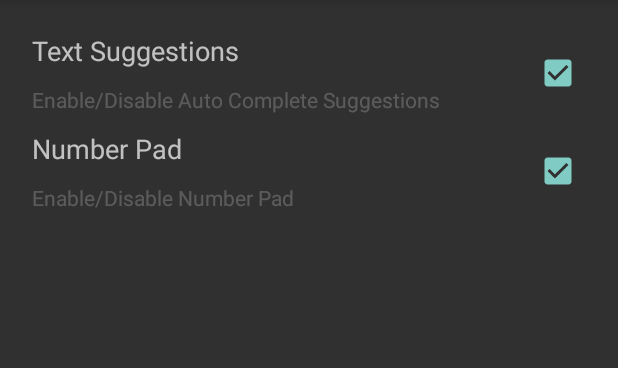
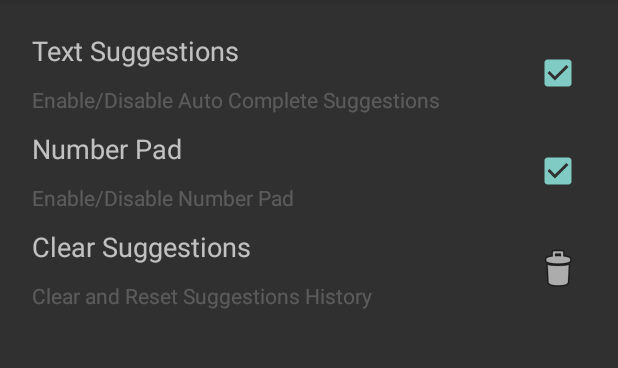
Before and after one commit to vishwasmdamle/QuickNote, an Android app: the screen it shows after launch (SettingsActivity), in the options menu, after a tap on "Settings", on a phone screen of 412 x 824 dp, the part 84-452 px from its top. Run offline under Robolectric (Android 15) with nearby library versions, the phone set to English and light mode, and no system bars.

Commit message:
QuickNote : Ability to delete auto complete suggestions.

```diff
--- a/app/src/main/java/com/example/vishwasdamle/quicknote/activities/Exp.java
+++ b/app/src/main/java/com/example/vishwasdamle/quicknote/activities/Exp.java
@@ -40,7 +40,6 @@ public class Exp extends ActionBarActivity implements OnClickListener, OnItemCli
     public static final String SHARE_SUBJECT = "Expense Statement";
     public static final String SHARE_EXTRA_TEXT = "Expense statement generated using QuickNote";
     public static final String SHARE_CHOOSER_TITLE = "Send File via...";
-    private ArrayAdapter<String> descriptionAdapter;
     ExpenseService expenseService;
     AutoCompleteService autoCompleteService;
 
@@ -78,22 +77,20 @@ public class Exp extends ActionBarActivity implements OnClickListener, OnItemCli
 
     private void initAutoCompleteSuggestions() {
         MultiAutoCompleteTextView description = (MultiAutoCompleteTextView) findViewById(R.id.description);
-        descriptionAdapter = new ArrayAdapter<>(this, simple_list_item_1);
-
-        description.setAdapter(descriptionAdapter);
         description.setOnClickListener(this);
         description.setThreshold(1);
         description.setTokenizer(new MultiAutoCompleteTextView.CommaTokenizer());
     }
 
     private void setupAutoCompleteWords() {
-        descriptionAdapter.clear();
+        ArrayAdapter<String> descriptionAdapter;
         if(isAutoCompleteEnabled(this)) {
-            ArrayList<String> descriptionList = autoCompleteService.listAll();
-            for(String descriptionElement : descriptionList) {
-                descriptionAdapter.add(descriptionElement);
-            }
+            descriptionAdapter = new ArrayAdapter<>(this, simple_list_item_1, autoCompleteService.listAll());
+        } else {
+            descriptionAdapter = new ArrayAdapter<>(this, simple_list_item_1, new ArrayList<String>());
         }
+        ((MultiAutoCompleteTextView) findViewById(R.id.description)).setAdapter(descriptionAdapter);
+
     }
 
     @Override
--- a/app/src/main/java/com/example/vishwasdamle/quicknote/activities/SettingsActivity.java
+++ b/app/src/main/java/com/example/vishwasdamle/quicknote/activities/SettingsActivity.java
@@ -1,11 +1,14 @@
 package com.example.vishwasdamle.quicknote.activities;
 
+import android.app.AlertDialog;
+import android.content.DialogInterface;
 import android.os.Bundle;
 import android.support.v7.app.ActionBarActivity;
 import android.view.View;
 import android.widget.CheckBox;
 
 import com.example.vishwasdamle.quicknote.R;
+import com.example.vishwasdamle.quicknote.service.AutoCompleteService;
 
 import static com.example.vishwasdamle.quicknote.repository.StoredPreferences.*;
 
@@ -22,10 +25,38 @@ public class SettingsActivity extends ActionBarActivity {
     }
 
     public void toggleAutoComplete(View view) {
-        setAutoCompleteEnabled(this, ((CheckBox)findViewById(R.id.toggleAutoComplete)).isChecked());
+        ((CheckBox)findViewById(R.id.toggleAutoComplete)).toggle();
+        setAutoCompleteEnabled(this, ((CheckBox) findViewById(R.id.toggleAutoComplete)).isChecked());
     }
 
     public void toggleKeyboard(View view) {
+        ((CheckBox)findViewById(R.id.toggleKeyboard)).toggle();
         setKeyboardEnabled(this, ((CheckBox)findViewById(R.id.toggleKeyboard)).isChecked());
     }
+
+    public void showDeleteSuggestionsPopup(View view) {
+        showDialog();
+    }
+
+    public void deleteSuggestions() {
+        new AutoCompleteService(this).deleteAll();
+    }
+
+    private void showDialog() {
+        new AlertDialog.Builder(this)
+                .setTitle(R.string.clearACTitle)
+                .setMessage(R.string.clearACMessage)
+                .setPositiveButton(R.string.ButtonYes, new DialogInterface.OnClickListener() {
+                    @Override
+                    public void onClick(DialogInterface dialogInterface, int i) {
+                        deleteSuggestions();
+                    }
+                })
+                .setNegativeButton(R.string.ButtonNo, new DialogInterface.OnClickListener() {
+                    @Override
+                    public void onClick(DialogInterface dialogInterface, int i) {
+                    }
+                })
+                .show();
+    }
 }
--- a/app/src/main/java/com/example/vishwasdamle/quicknote/repository/AutoCompleteMapper.java
+++ b/app/src/main/java/com/example/vishwasdamle/quicknote/repository/AutoCompleteMapper.java
@@ -15,6 +15,7 @@ public class AutoCompleteMapper extends DatabaseBuilder {
 
     public static final String SELECT_QUERY = "SELECT * FROM " + TABLE_NAME_AUTOCOMPLETE + " ORDER BY " + OCCURRENCE + " DESC";
     public static final String UPDATE_QUERY = "UPDATE " + TABLE_NAME_AUTOCOMPLETE + " SET " + OCCURRENCE + " = " + OCCURRENCE + "+1 WHERE " + WORD + " = ?";
+    private static final String DELETE_QUERY = "DELETE FROM " + TABLE_NAME_AUTOCOMPLETE;
 
     public AutoCompleteMapper(Context context) {
         super(context);
@@ -32,6 +33,7 @@ public class AutoCompleteMapper extends DatabaseBuilder {
                 sqLiteDatabase.execSQL(UPDATE_QUERY, new String[]{word});
             }
         }
+        sqLiteDatabase.close();
     }
 
     public ArrayList<String> listAll() {
@@ -44,6 +46,13 @@ public class AutoCompleteMapper extends DatabaseBuilder {
             wordList.add(cursor.getString(cursor.getColumnIndex(WORD)));
             cursor.moveToNext();
         }
+        sqLiteDatabase.close();
         return wordList;
     }
+
+    public void deleteAll() {
+        SQLiteDatabase sqLiteDatabase = getWritableDatabase();
+        sqLiteDatabase.execSQL(DELETE_QUERY);
+        sqLiteDatabase.close();
+    }
 }
--- a/app/src/main/java/com/example/vishwasdamle/quicknote/service/AutoCompleteService.java
+++ b/app/src/main/java/com/example/vishwasdamle/quicknote/service/AutoCompleteService.java
@@ -28,4 +28,8 @@ public class AutoCompleteService {
     public ArrayList<String> listAll() {
         return autoCompleteMapper.listAll();
     }
+
+    public void deleteAll() {
+        autoCompleteMapper.deleteAll();
+    }
 }
--- /dev/null
+++ b/app/src/main/res/drawable/clickable.xml
@@ -0,0 +1,7 @@
+<?xml version="1.0" encoding="utf-8"?>
+<selector xmlns:android="http://schemas.android.com/apk/res/android">
+    <item android:state_pressed="true"
+        android:drawable="@drawable/abc_list_pressed_holo_dark" />
+    <item android:state_focused="true"
+        android:drawable="@drawable/abc_list_focused_holo" />
+</selector>
--- a/app/src/main/res/layout/activity_settings.xml
+++ b/app/src/main/res/layout/activity_settings.xml
@@ -13,7 +13,10 @@
         android:layout_width="match_parent"
         android:layout_height="wrap_content"
         android:layout_gravity="center_horizontal"
-        android:orientation="horizontal">
+        android:orientation="horizontal"
+        android:clickable="true"
+        android:background="@drawable/clickable"
+        android:onClick="toggleAutoComplete" >
 
         <LinearLayout
             android:layout_width="0dp"
@@ -51,7 +54,7 @@
                 android:layout_height="wrap_content"
                 android:id="@+id/toggleAutoComplete"
                 android:checked="true"
-                android:onClick="toggleAutoComplete" />
+                android:clickable="false" />
         </LinearLayout>
 
     </LinearLayout>
@@ -60,7 +63,10 @@
         android:layout_width="match_parent"
         android:layout_height="wrap_content"
         android:layout_gravity="center_horizontal"
-        android:orientation="horizontal" >
+        android:orientation="horizontal"
+        android:clickable="true"
+        android:background="@drawable/clickable"
+        android:onClick="toggleKeyboard" >
 
         <LinearLayout
             android:layout_width="0dp"
@@ -97,7 +103,54 @@
                 android:layout_height="wrap_content"
                 android:id="@+id/toggleKeyboard"
                 android:checked="true"
-                android:onClick="toggleKeyboard" />
+                android:clickable="false" />
+        </LinearLayout>
+    </LinearLayout>
+
+    <LinearLayout
+        android:layout_width="match_parent"
+        android:layout_height="wrap_content"
+        android:layout_gravity="center_horizontal"
+        android:orientation="horizontal"
+        android:clickable="true"
+        android:background="@drawable/clickable"
+        android:onClick="showDeleteSuggestionsPopup" >
+
+        <LinearLayout
+            android:layout_width="0dp"
+            android:layout_height="fill_parent"
+            android:layout_weight="7"
+            android:orientation="vertical" >
+
+            <TextView
+                android:layout_width="fill_parent"
+                android:layout_height="wrap_content"
+                android:padding="@dimen/text_padding"
+                android:text="@string/Settings.clearSuggestions"
+                android:textAppearance="?android:attr/textAppearanceMedium" />
+
+            <TextView
+                android:layout_width="fill_parent"
+                android:layout_height="wrap_content"
+                android:padding="@dimen/text_padding"
+                android:text="@string/Settings.clearSuggestionsExtra"
+                android:textAppearance="?android:attr/textAppearanceSmall"
+                android:enabled="false" />
+        </LinearLayout>
+
+        <LinearLayout
+            android:layout_width="0dp"
+            android:layout_height="fill_parent"
+            android:layout_weight="1"
+            android:gravity="center_vertical|center_horizontal"
+            android:orientation="horizontal"
+            android:weightSum="1" >
+
+            <ImageView
+                android:layout_width="wrap_content"
+                android:layout_height="wrap_content"
+                android:id="@+id/imageView"
+                android:src="@android:drawable/ic_menu_delete" />
         </LinearLayout>
     </LinearLayout>
 
--- a/app/src/main/res/values/strings.xml
+++ b/app/src/main/res/values/strings.xml
@@ -21,6 +21,10 @@
 
     <string name="title_activity_num_pad_button">NumPadButton</string>
 
+    <string name="ButtonYes">Yes</string>
+    <string name="ButtonCancel">Cancel</string>
+    <string name="ButtonNo">No</string>
+
     <string name="Save">Save</string>
     <string name="Export">Export Document</string>
     <string name="ExportForSharing">Export Document For Sharing</string>
@@ -29,6 +33,8 @@
     <string name="Settings.EnableAutoCompleteExtra">Enable/Disable Auto Complete Suggestions</string>
     <string name="Settings.EnableKeyboard">Number Pad</string>
     <string name="Settings.EnableKeyboardExtra">Enable/Disable Number Pad</string>
+    <string name="Settings.clearSuggestions">Clear Suggestions</string>
+    <string name="Settings.clearSuggestionsExtra">Clear and Reset Suggestions History</string>
 
     <string name="Exported">Document Exported Successfully</string>
     <string name="Saved">Saved</string>
@@ -44,6 +50,7 @@
     <string name="ReviewEntries">Review Entries</string>
     <string name="title_activity_list">ListActivity</string>
 
-    <string name="hello_world">Hello world!</string>
+    <string name="clearACTitle">Clear Suggestions</string>
+    <string name="clearACMessage">Do You Want To Clear and Reset Suggestions History?</string>
 
 </resources>
```
